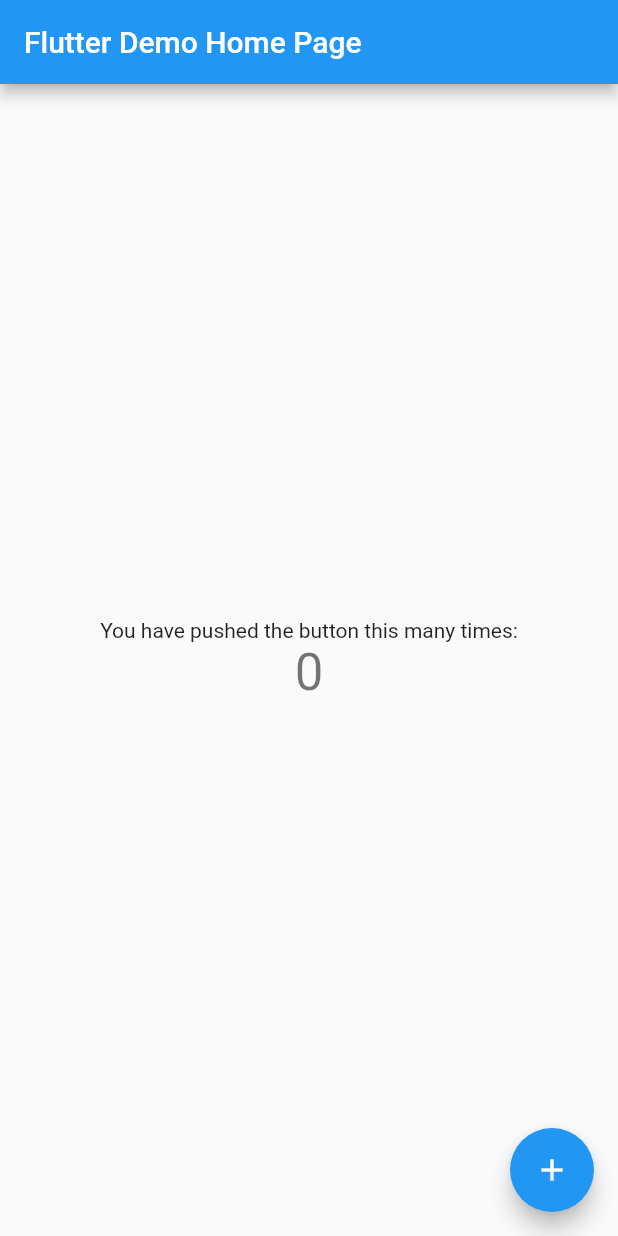
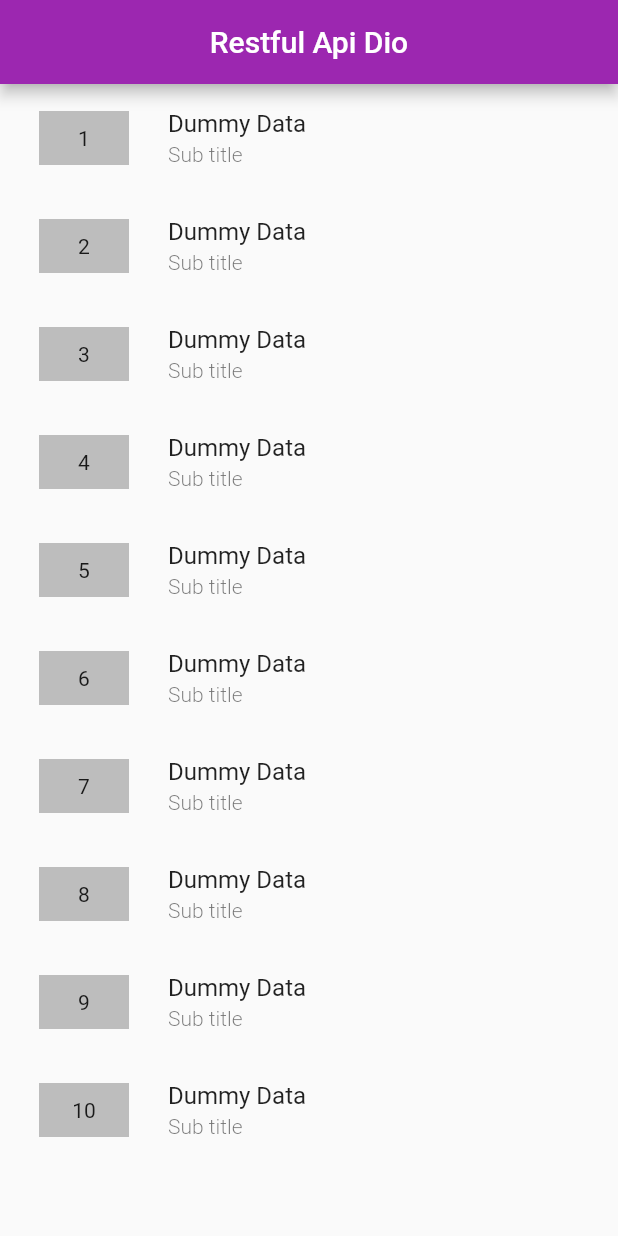
Before and after one commit to jishnup57/dio_getx, a Flutter app: the screen it shows after launch, on a phone screen of 412 x 824 dp. Run offline on Flutter 3.47's test engine with Material 2 defaults, Android fonts, the light colour scheme and no system bars; our stand-ins replace get.

Commit message:
get x added

```diff
--- /dev/null
+++ b/lib/app/home_screen/view/home_screen.dart
@@ -0,0 +1,39 @@
+import 'package:demo_api/app/util/colors.dart';
+import 'package:flutter/material.dart';
+
+class Homescreen extends StatelessWidget {
+  const Homescreen({Key? key}) : super(key: key);
+
+  @override
+  Widget build(BuildContext context) {
+    return Scaffold(
+      appBar: AppBar(
+        centerTitle: true,
+        title: const Text('Restful Api Dio'),
+      ),
+      body: ListView.builder(
+        itemCount: 10,
+        itemBuilder: (context, index) {
+          return ListTile(
+            leading: Container(
+              height: 60,
+              margin: const EdgeInsets.all(10),
+              width: 60,
+              decoration: BoxDecoration(color: MyColors.greyColor),
+              child: Center(
+                child: Text('${index + 1}'),
+              ),
+            ),
+            title: const Text('Dummy Data'),
+            subtitle: const Text(
+              'Sub title',
+              style: TextStyle(
+                fontWeight: FontWeight.w300,
+              ),
+            ),
+          );
+        },
+      ),
+    );
+  }
+}
--- /dev/null
+++ b/lib/app/service/dio_service.dart
@@ -0,0 +1,5 @@
+
+
+class DioService{
+
+}
--- /dev/null
+++ b/lib/app/util/colors.dart
@@ -0,0 +1,6 @@
+import 'package:flutter/material.dart';
+
+class MyColors {
+  static const primaryColor = Color(0xFF9C27B0);
+  static Color? greyColor = Colors.grey[400];
+}
--- a/lib/main.dart
+++ b/lib/main.dart
@@ -1,115 +1,21 @@
+import 'package:demo_api/app/home_screen/view/home_screen.dart';
 import 'package:flutter/material.dart';
 
-void main() {
+main() {
   runApp(const MyApp());
 }
 
 class MyApp extends StatelessWidget {
   const MyApp({Key? key}) : super(key: key);
 
-  // This widget is the root of your application.
   @override
   Widget build(BuildContext context) {
     return MaterialApp(
-      title: 'Flutter Demo',
+      debugShowCheckedModeBanner: false,
       theme: ThemeData(
-        // This is the theme of your application.
-        //
-        // Try running your application with "flutter run". You'll see the
-        // application has a blue toolbar. Then, without quitting the app, try
-        // changing the primarySwatch below to Colors.green and then invoke
-        // "hot reload" (press "r" in the console where you ran "flutter run",
-        // or simply save your changes to "hot reload" in a Flutter IDE).
-        // Notice that the counter didn't reset back to zero; the application
-        // is not restarted.
-        primarySwatch: Colors.blue,
+        primarySwatch: Colors.purple,
       ),
-      home: const MyHomePage(title: 'Flutter Demo Home Page'),
+      home: const Homescreen(),
     );
   }
 }
-
-class MyHomePage extends StatefulWidget {
-  const MyHomePage({Key? key, required this.title}) : super(key: key);
-
-  // This widget is the home page of your application. It is stateful, meaning
-  // that it has a State object (defined below) that contains fields that affect
-  // how it looks.
-
-  // This class is the configuration for the state. It holds the values (in this
-  // case the title) provided by the parent (in this case the App widget) and
-  // used by the build method of the State. Fields in a Widget subclass are
-  // always marked "final".
-
-  final String title;
-
-  @override
-  State<MyHomePage> createState() => _MyHomePageState();
-}
-
-class _MyHomePageState extends State<MyHomePage> {
-  int _counter = 0;
-
-  void _incrementCounter() {
-    setState(() {
-      // This call to setState tells the Flutter framework that something has
-      // changed in this State, which causes it to rerun the build method below
-      // so that the display can reflect the updated values. If we changed
-      // _counter without calling setState(), then the build method would not be
-      // called again, and so nothing would appear to happen.
-      _counter++;
-    });
-  }
-
-  @override
-  Widget build(BuildContext context) {
-    // This method is rerun every time setState is called, for instance as done
-    // by the _incrementCounter method above.
-    //
-    // The Flutter framework has been optimized to make rerunning build methods
-    // fast, so that you can just rebuild anything that needs updating rather
-    // than having to individually change instances of widgets.
-    return Scaffold(
-      appBar: AppBar(
-        // Here we take the value from the MyHomePage object that was created by
-        // the App.build method, and use it to set our appbar title.
-        title: Text(widget.title),
-      ),
-      body: Center(
-        // Center is a layout widget. It takes a single child and positions it
-        // in the middle of the parent.
-        child: Column(
-          // Column is also a layout widget. It takes a list of children and
-          // arranges them vertically. By default, it sizes itself to fit its
-          // children horizontally, and tries to be as tall as its parent.
-          //
-          // Invoke "debug painting" (press "p" in the console, choose the
-          // "Toggle Debug Paint" action from the Flutter Inspector in Android
-          // Studio, or the "Toggle Debug Paint" command in Visual Studio Code)
-          // to see the wireframe for each widget.
-          //
-          // Column has various properties to control how it sizes itself and
-          // how it positions its children. Here we use mainAxisAlignment to
-          // center the children vertically; the main axis here is the vertical
-          // axis because Columns are vertical (the cross axis would be
-          // horizontal).
-          mainAxisAlignment: MainAxisAlignment.center,
-          children: <Widget>[
-            const Text(
-              'You have pushed the button this many times:',
-            ),
-            Text(
-              '$_counter',
-              style: Theme.of(context).textTheme.headline4,
-            ),
-          ],
-        ),
-      ),
-      floatingActionButton: FloatingActionButton(
-        onPressed: _incrementCounter,
-        tooltip: 'Increment',
-        child: const Icon(Icons.add),
-      ), // This trailing comma makes auto-formatting nicer for build methods.
-    );
-  }
-}
```
Also changed, not shown: lib/app/home_screen/controller/post_controller.dart (added, +7 -0 lines), lib/app/home_screen/model/post_models.dart (added, +27 -0 lines), pubspec.yaml (+8 -67 lines), pubspec.lock.
